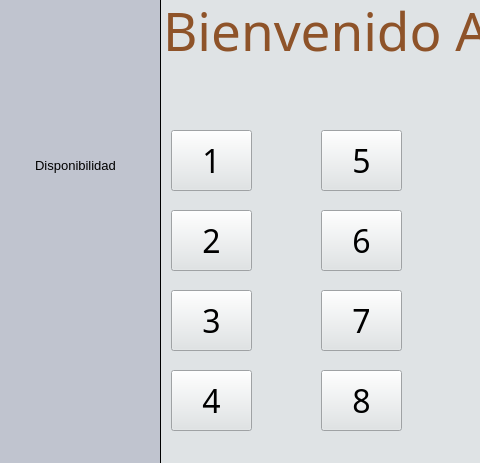
DonaldReac/RestaurantProyect, file RestAu/anfitrion.ui: the form before one commit; both pictures show x 0 to 480 and y 0 to 463 of the 726 by 463 pixel window.
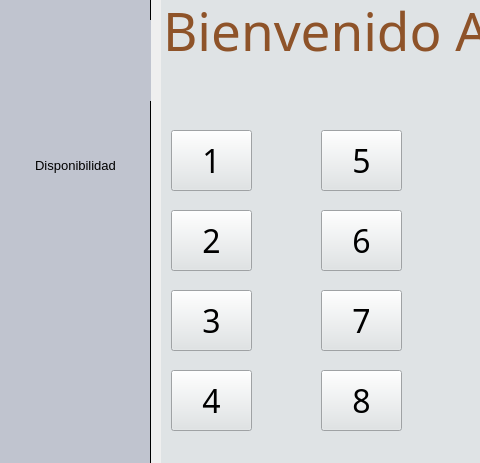
The form after the commit. Icons and pictures are not drawn.

```diff
--- a/RestAu/anfitrion.ui
+++ b/RestAu/anfitrion.ui
@@ -18,7 +18,7 @@
     <rect>
      <x>0</x>
      <y>0</y>
-     <width>161</width>
+     <width>151</width>
      <height>481</height>
     </rect>
    </property>
```
